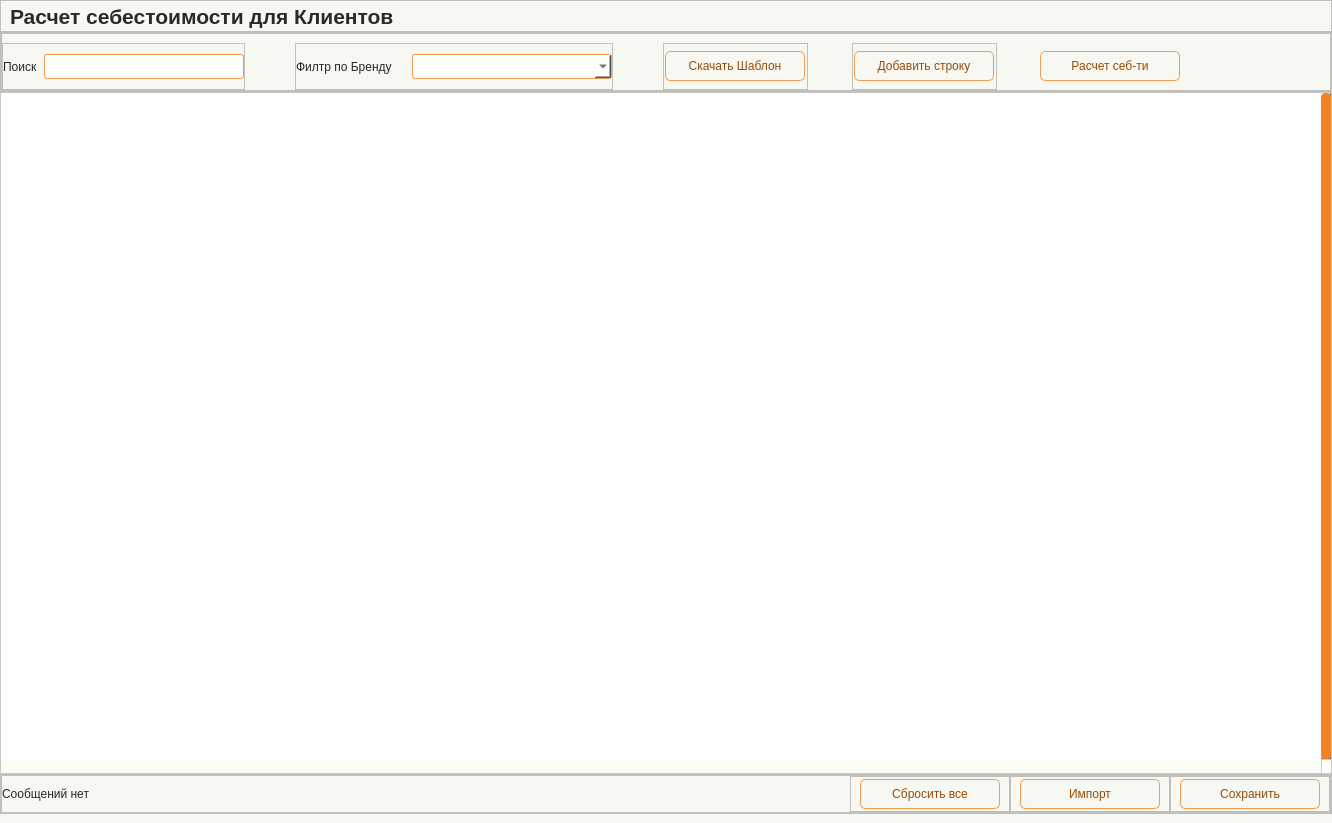
First picture: the form in app/ui/windows/customer_costs.ui, repository Masik84/Procurement_app, before the edit.
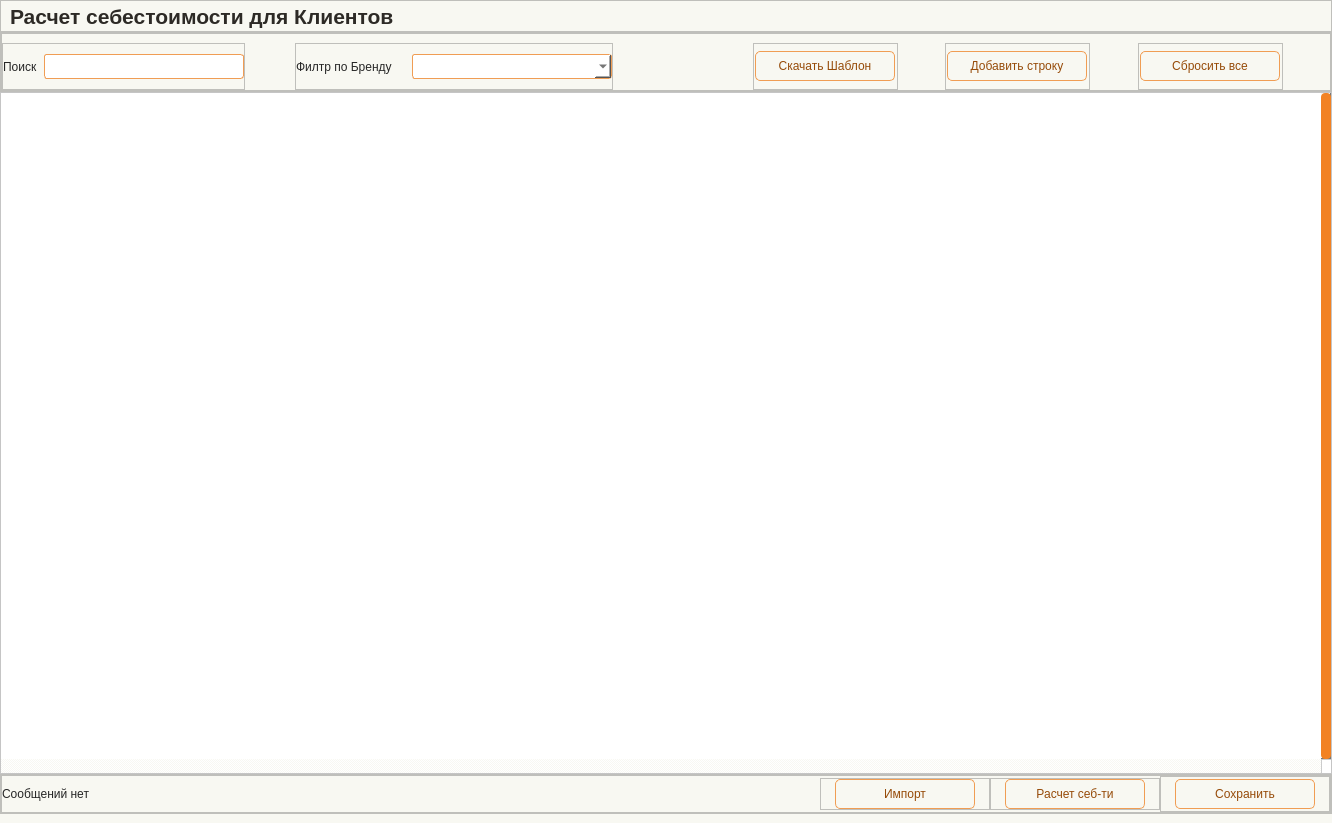
Second picture: the form after the edit. Icons and pictures are not drawn.

Patch:
```diff
--- a/app/ui/windows/customer_costs.ui
+++ b/app/ui/windows/customer_costs.ui
@@ -415,7 +415,7 @@
               </property>
               <property name="sizeHint" stdset="0">
                <size>
-                <width>50</width>
+                <width>140</width>
                 <height>20</height>
                </size>
               </property>
@@ -572,26 +572,65 @@
              </spacer>
             </item>
             <item>
-             <widget class="QPushButton" name="btn_CalcCost">
+             <widget class="QFrame" name="frame_27">
               <property name="minimumSize">
                <size>
-                <width>140</width>
-                <height>30</height>
+                <width>145</width>
+                <height>0</height>
                </size>
               </property>
               <property name="maximumSize">
                <size>
-                <width>140</width>
-                <height>30</height>
+                <width>160</width>
+                <height>16777215</height>
                </size>
               </property>
-              <property name="text">
-               <string>Расчет себ-ти</string>
+              <property name="frameShape">
+               <enum>QFrame::Shape::StyledPanel</enum>
               </property>
-              <property name="icon">
-               <iconset resource="../resource.qrc">
-                <normaloff>:/icon/icon/hard-drive — копия — копия.svg</normaloff>:/icon/icon/hard-drive — копия — копия.svg</iconset>
+              <property name="frameShadow">
+               <enum>QFrame::Shadow::Raised</enum>
               </property>
+              <layout class="QHBoxLayout" name="horizontalLayout_27">
+               <property name="spacing">
+                <number>0</number>
+               </property>
+               <property name="leftMargin">
+                <number>0</number>
+               </property>
+               <property name="topMargin">
+                <number>0</number>
+               </property>
+               <property name="rightMargin">
+                <number>0</number>
+               </property>
+               <property name="bottomMargin">
+                <number>0</number>
+               </property>
+               <item>
+                <widget class="QPushButton" name="btn_Reset">
+                 <property name="minimumSize">
+                  <size>
+                   <width>140</width>
+                   <height>30</height>
+                  </size>
+                 </property>
+                 <property name="maximumSize">
+                  <size>
+                   <width>140</width>
+                   <height>30</height>
+                  </size>
+                 </property>
+                 <property name="text">
+                  <string>Сбросить все</string>
+                 </property>
+                 <property name="icon">
+                  <iconset resource="../resource.qrc">
+                   <normaloff>:/icon/icon/loader — копия — копия.svg</normaloff>:/icon/icon/loader — копия — копия.svg</iconset>
+                 </property>
+                </widget>
+               </item>
+              </layout>
              </widget>
             </item>
             <item>
@@ -601,7 +640,7 @@
               </property>
               <property name="sizeHint" stdset="0">
                <size>
-                <width>150</width>
+                <width>40</width>
                 <height>20</height>
                </size>
               </property>
@@ -741,7 +780,7 @@
            <property name="frameShadow">
             <enum>QFrame::Shadow::Raised</enum>
            </property>
-           <layout class="QHBoxLayout" name="horizontalLayout_4">
+           <layout class="QHBoxLayout" name="horizontalLayout_5">
             <property name="spacing">
              <number>0</number>
             </property>
@@ -764,80 +803,18 @@
               </property>
              </widget>
             </item>
-            <item>
-             <widget class="QFrame" name="frame_27">
-              <property name="minimumSize">
-               <size>
-                <width>145</width>
-                <height>0</height>
-               </size>
-              </property>
-              <property name="maximumSize">
-               <size>
-                <width>160</width>
-                <height>16777215</height>
-               </size>
-              </property>
-              <property name="frameShape">
-               <enum>QFrame::Shape::StyledPanel</enum>
-              </property>
-              <property name="frameShadow">
-               <enum>QFrame::Shadow::Raised</enum>
-              </property>
-              <layout class="QHBoxLayout" name="horizontalLayout_27">
-               <property name="spacing">
-                <number>0</number>
-               </property>
-               <property name="leftMargin">
-                <number>0</number>
-               </property>
-               <property name="topMargin">
-                <number>0</number>
-               </property>
-               <property name="rightMargin">
-                <number>0</number>
-               </property>
-               <property name="bottomMargin">
-                <number>0</number>
-               </property>
-               <item>
-                <widget class="QPushButton" name="btn_Reset">
-                 <property name="minimumSize">
-                  <size>
-                   <width>140</width>
-                   <height>30</height>
-                  </size>
-                 </property>
-                 <property name="maximumSize">
-                  <size>
-                   <width>140</width>
-                   <height>30</height>
-                  </size>
-                 </property>
-                 <property name="text">
-                  <string>Сбросить все</string>
-                 </property>
-                 <property name="icon">
-                  <iconset resource="../resource.qrc">
-                   <normaloff>:/icon/icon/loader — копия — копия.svg</normaloff>:/icon/icon/loader — копия — копия.svg</iconset>
-                 </property>
-                </widget>
-               </item>
-              </layout>
-             </widget>
-            </item>
             <item>
              <widget class="QFrame" name="frame_22">
               <property name="minimumSize">
                <size>
-                <width>145</width>
-                <height>0</height>
+                <width>170</width>
+                <height>32</height>
                </size>
               </property>
               <property name="maximumSize">
                <size>
-                <width>160</width>
-                <height>16777215</height>
+                <width>170</width>
+                <height>32</height>
                </size>
               </property>
               <property name="frameShape">
@@ -888,17 +865,79 @@
               </layout>
              </widget>
             </item>
+            <item>
+             <widget class="QFrame" name="frame_2">
+              <property name="minimumSize">
+               <size>
+                <width>170</width>
+                <height>32</height>
+               </size>
+              </property>
+              <property name="maximumSize">
+               <size>
+                <width>170</width>
+                <height>32</height>
+               </size>
+              </property>
+              <property name="frameShape">
+               <enum>QFrame::Shape::StyledPanel</enum>
+              </property>
+              <property name="frameShadow">
+               <enum>QFrame::Shadow::Raised</enum>
+              </property>
+              <layout class="QHBoxLayout" name="horizontalLayout_4">
+               <property name="spacing">
+                <number>0</number>
+               </property>
+               <property name="leftMargin">
+                <number>0</number>
+               </property>
+               <property name="topMargin">
+                <number>0</number>
+               </property>
+               <property name="rightMargin">
+                <number>0</number>
+               </property>
+               <property name="bottomMargin">
+                <number>0</number>
+               </property>
+               <item>
+                <widget class="QPushButton" name="btn_CalcCost">
+                 <property name="minimumSize">
+                  <size>
+                   <width>140</width>
+                   <height>30</height>
+                  </size>
+                 </property>
+                 <property name="maximumSize">
+                  <size>
+                   <width>140</width>
+                   <height>30</height>
+                  </size>
+                 </property>
+                 <property name="text">
+                  <string>Расчет себ-ти</string>
+                 </property>
+                 <property name="icon">
+                  <iconset resource="../resource.qrc">
+                   <normaloff>:/icon/icon/hard-drive — копия — копия.svg</normaloff>:/icon/icon/hard-drive — копия — копия.svg</iconset>
+                 </property>
+                </widget>
+               </item>
+              </layout>
+             </widget>
+            </item>
             <item>
              <widget class="QFrame" name="frame_5">
               <property name="minimumSize">
                <size>
-                <width>145</width>
+                <width>170</width>
                 <height>0</height>
                </size>
               </property>
               <property name="maximumSize">
                <size>
-                <width>160</width>
+                <width>170</width>
                 <height>16777215</height>
                </size>
               </property>
```
